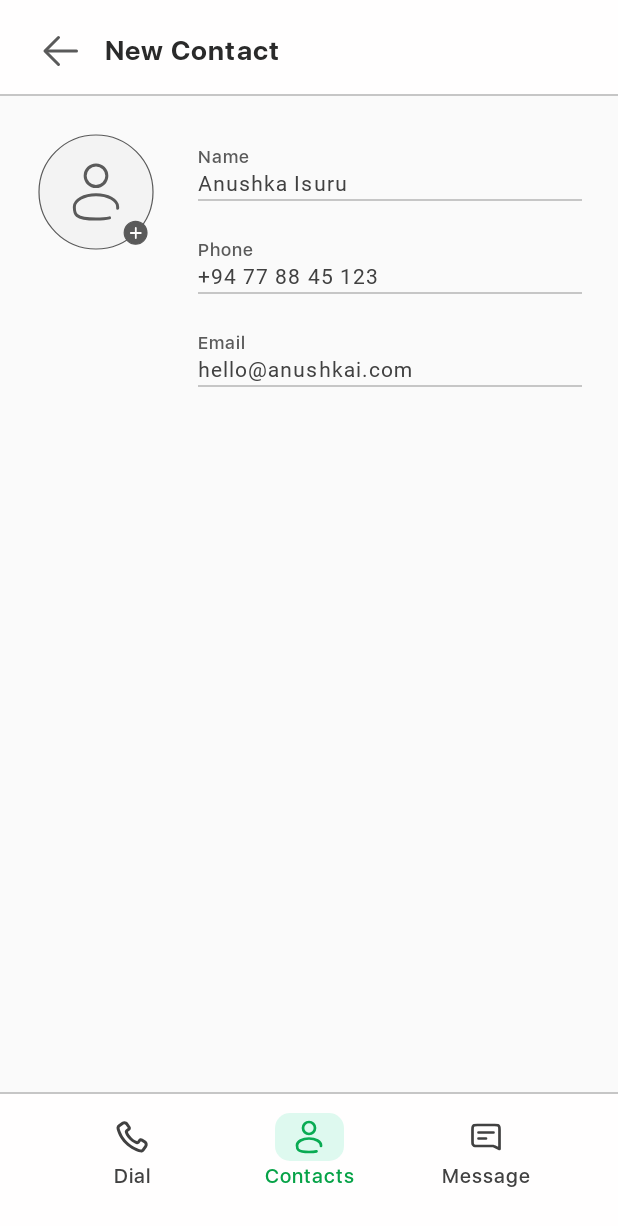
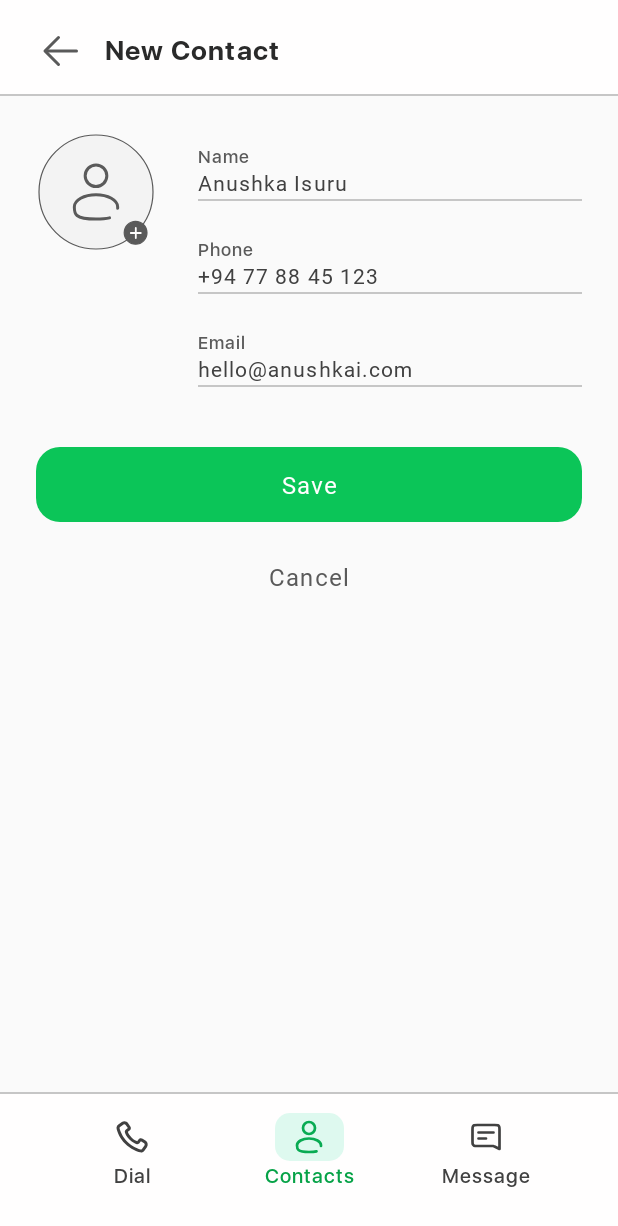
Before and after one commit to Anushkai1/Contacts, an Android app: the screen it shows after launch (Form), on a phone screen of 412 x 824 dp. Shown: the top 1226 px of the screen. Run offline under Robolectric (Android 15) with nearby library versions, the phone set to English and light mode, and no system bars.

Commit message:
Form Buttons

```diff
--- /dev/null
+++ b/app/src/main/res/drawable/btn1_bg.xml
@@ -0,0 +1,4 @@
+<shape xmlns:android="http://schemas.android.com/apk/res/android">
+    <solid android:color="@color/secondary"/>
+    <corners android:radius="16dp"/>
+</shape>
--- a/app/src/main/res/layout/activity_form.xml
+++ b/app/src/main/res/layout/activity_form.xml
@@ -120,6 +120,29 @@
         app:layout_constraintTop_toBottomOf="@+id/lable_email" />
 
     <!-- End Form-->
+    <Button
+        android:id="@+id/btnSave"
+        style="@style/btn1"
+        android:layout_width="match_parent"
+        android:layout_marginStart="@dimen/RootMargin"
+        android:layout_marginTop="40dp"
+        android:layout_marginEnd="@dimen/RootMargin"
+        android:text="Save"
+        app:layout_constraintEnd_toEndOf="parent"
+        app:layout_constraintStart_toStartOf="parent"
+        app:layout_constraintTop_toBottomOf="@+id/input_email" />
+
+    <Button
+        android:id="@+id/btnCancel"
+        style="@style/btn2"
+        android:layout_width="match_parent"
+        android:layout_marginStart="@dimen/RootMargin"
+        android:layout_marginTop="20dp"
+        android:layout_marginEnd="@dimen/RootMargin"
+        android:text="Cancel"
+        app:layout_constraintEnd_toEndOf="parent"
+        app:layout_constraintStart_toStartOf="parent"
+        app:layout_constraintTop_toBottomOf="@+id/btnSave" />
 
     <!--End Body and Start Navbar-->
     <!--Navbar Bg-->
--- a/app/src/main/res/values/styles.xml
+++ b/app/src/main/res/values/styles.xml
@@ -62,4 +62,34 @@
         <item name="android:background">@drawable/input_bg</item>
     </style>
 
+    <style name="btn1">
+        <item name="android:padding">12dp</item>
+        <item name="android:letterSpacing">0.05</item>
+        <item name="android:textColor">@color/bg1</item>
+        <item name="android:fontFamily">@font/semibold</item>
+        <item name="android:layout_width">280dp</item>
+        <item name="android:layout_height">50dp</item>
+        <item name="android:background">@drawable/btn1_bg</item>
+        <item name="android:textAllCaps">false</item>
+        <item name="android:textSize">16sp</item>
+        <item name="android:elevation">0dp</item>
+        <item name="android:stateListAnimator">@null</item>
+        <item name="android:layout_marginTop">40dp</item>
+    </style>
+
+    <style name="btn2">
+        <item name="android:padding">5dp</item>
+        <item name="android:letterSpacing">0.05</item>
+        <item name="android:textColor">@color/text4</item>
+        <item name="android:background">@color/transparent</item>
+        <item name="android:fontFamily">@font/semibold</item>
+        <item name="android:layout_width">120dp</item>
+        <item name="android:layout_height">30dp</item>
+        <item name="android:textAllCaps">false</item>
+        <item name="android:textSize">16sp</item>
+        <item name="android:elevation">0dp</item>
+        <item name="android:stateListAnimator">@null</item>
+        <item name="android:layout_marginTop">16dp</item>
+    </style>
+
 </resources>
```
